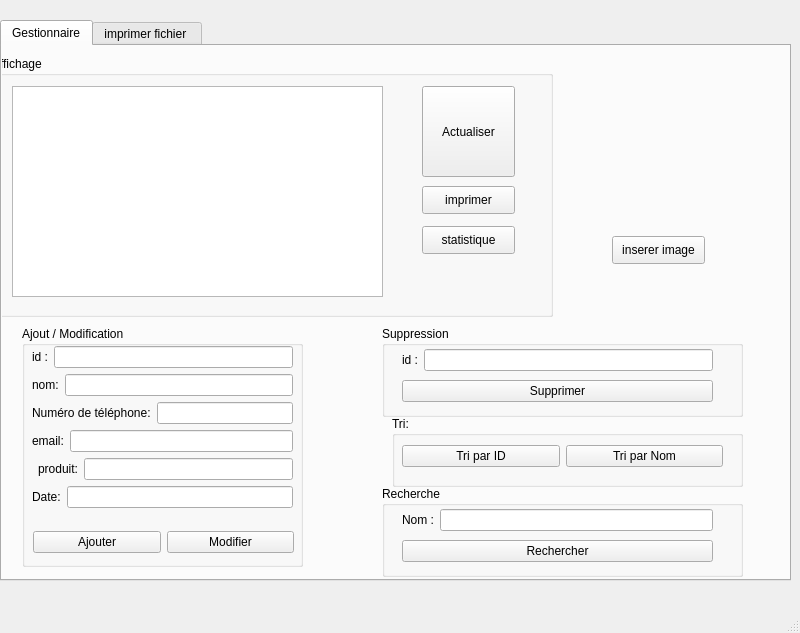
First picture: the form in mainwindow.ui, repository zeinab2001/Projet_CPP, before the edit.
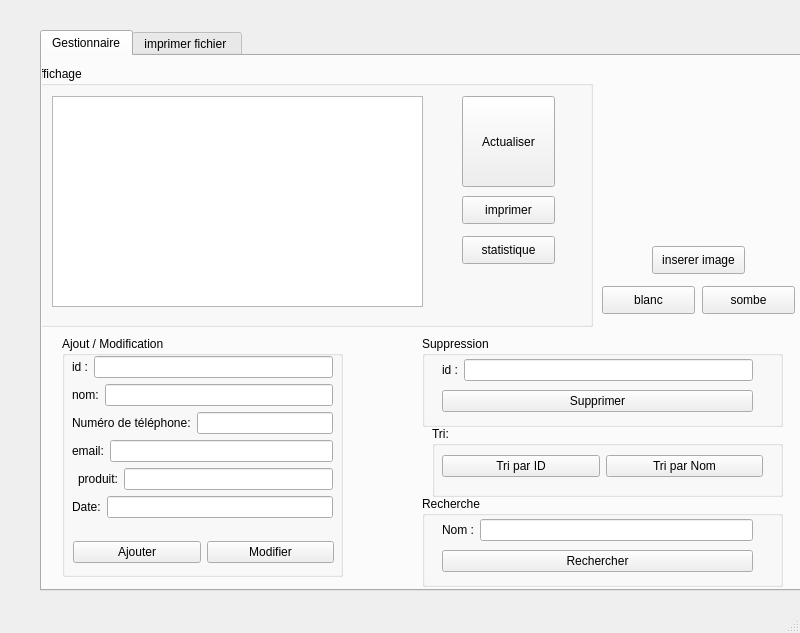
Second picture: the form after the edit.

Patch:
```diff
--- a/mainwindow.ui
+++ b/mainwindow.ui
@@ -17,9 +17,9 @@
    <widget class="QTabWidget" name="tabWidget">
     <property name="geometry">
      <rect>
-      <x>0</x>
-      <y>20</y>
-      <width>791</width>
+      <x>40</x>
+      <y>30</y>
+      <width>841</width>
       <height>561</height>
      </rect>
     </property>
@@ -384,6 +384,32 @@
        <string/>
       </property>
      </widget>
+     <widget class="QPushButton" name="pushButton_6_sombre">
+      <property name="geometry">
+       <rect>
+        <x>660</x>
+        <y>230</y>
+        <width>93</width>
+        <height>28</height>
+       </rect>
+      </property>
+      <property name="text">
+       <string>sombe</string>
+      </property>
+     </widget>
+     <widget class="QPushButton" name="pushButton_6_blanc">
+      <property name="geometry">
+       <rect>
+        <x>560</x>
+        <y>230</y>
+        <width>93</width>
+        <height>28</height>
+       </rect>
+      </property>
+      <property name="text">
+       <string>blanc</string>
+      </property>
+     </widget>
     </widget>
     <widget class="QWidget" name="tab_4">
      <attribute name="title">
```
